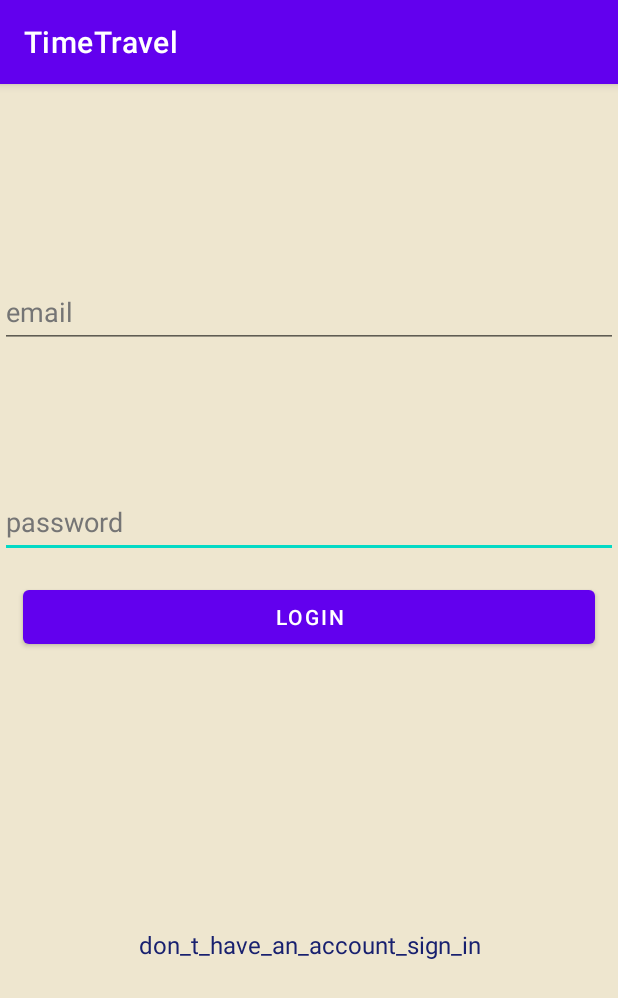
After one commit to celianpth/TimeTravel, an Android app: the LoginActivity screen opened directly, with no data from a screen before it, on a phone screen of 412 x 824 dp. The commit adds this screen. Shown: the top 998 px of the screen. Run offline under Robolectric (Android 15) with nearby library versions, the phone set to English and light mode, and no system bars; our stand-ins replace Firebase (no records; nobody signed in at launch, a user with empty details on screens opened directly).

Commit message:
ajout systeme de connexion

```diff
--- a/app/build.gradle
+++ b/app/build.gradle
@@ -1,6 +1,7 @@
 plugins {
     id 'com.android.application'
     id 'org.jetbrains.kotlin.android'
+    id 'com.google.gms.google-services'
 }
 
 android {
@@ -47,6 +48,7 @@ dependencies {
     implementation 'androidx.navigation:navigation-ui-ktx:2.6.0'
     implementation 'androidx.preference:preference:1.1.0'
     implementation 'org.osmdroid:osmdroid-android:6.1.3'
+    implementation 'com.google.firebase:firebase-auth-ktx:21.1.0'
     testImplementation 'junit:junit:4.13.2'
     androidTestImplementation 'androidx.test.ext:junit:1.1.5'
     androidTestImplementation 'androidx.test.espresso:espresso-core:3.5.1'
--- /dev/null
+++ b/app/src/main/java/com/example/timetravel/LoginActivity.kt
@@ -0,0 +1,62 @@
+package com.example.timetravel
+
+import android.content.Intent
+import androidx.appcompat.app.AppCompatActivity
+import android.os.Bundle
+import android.widget.Button
+import android.widget.EditText
+import android.widget.TextView
+import android.widget.Toast
+
+import com.google.firebase.auth.FirebaseAuth
+
+class LoginActivity : AppCompatActivity() {
+    private lateinit var tvRedirectSignUp: TextView
+    lateinit var etEmail: EditText
+    private lateinit var etPass: EditText
+    lateinit var btnLogin: Button
+
+    // Creating firebaseAuth object
+    lateinit var auth: FirebaseAuth
+
+    override fun onCreate(savedInstanceState: Bundle?) {
+        super.onCreate(savedInstanceState)
+        setContentView(R.layout.login_activity)
+
+        // View Binding
+        tvRedirectSignUp = findViewById(R.id.tvRedirectSignUp)
+        btnLogin = findViewById(R.id.btnLogin)
+        etEmail = findViewById(R.id.etEmailAddress)
+        etPass = findViewById(R.id.etPassword)
+
+        // initialising Firebase auth object
+        auth = FirebaseAuth.getInstance()
+
+        btnLogin.setOnClickListener {
+            login()
+        }
+
+        tvRedirectSignUp.setOnClickListener {
+            val intent = Intent(this, SignUpActivity::class.java)
+            startActivity(intent)
+            // using finish() to end the activity
+            finish()
+        }
+    }
+
+    private fun login() {
+        val email = etEmail.text.toString()
+        val pass = etPass.text.toString()
+        // calling signInWithEmailAndPassword(email, pass)
+        // function using Firebase auth object
+        // On successful response Display a Toast
+        auth.signInWithEmailAndPassword(email, pass).addOnCompleteListener(this) {
+            if (it.isSuccessful) {
+                Toast.makeText(this, "Successfully LoggedIn", Toast.LENGTH_SHORT).show()
+                val intent = Intent(this, MainActivity::class.java)
+                startActivity(intent)
+            } else
+                Toast.makeText(this, "Log In failed ", Toast.LENGTH_SHORT).show()
+        }
+    }
+}
--- a/app/src/main/java/com/example/timetravel/MainActivity.kt
+++ b/app/src/main/java/com/example/timetravel/MainActivity.kt
@@ -35,7 +35,7 @@ class MainActivity : AppCompatActivity() {
         // Passing each menu ID as a set of Ids because each
         // menu should be considered as top level destinations.
         val appBarConfiguration = AppBarConfiguration(setOf(
-                R.id.navigation_home, R.id.navigation_dashboard, R.id.navigation_notifications))
+            R.id.navigation_home, R.id.navigation_dashboard, R.id.navigation_notifications))
         setupActionBarWithNavController(navController, appBarConfiguration)
         navView.setupWithNavController(navController)
     }
--- a/app/src/main/java/com/example/timetravel/ui/home/HomeFragment.kt
+++ b/app/src/main/java/com/example/timetravel/ui/home/HomeFragment.kt
@@ -1,5 +1,6 @@
 package com.example.timetravel.ui.home
 
+import android.annotation.SuppressLint
 import android.os.Bundle
 import android.view.LayoutInflater
 import android.view.View
@@ -24,6 +25,7 @@ class HomeFragment : Fragment() {
     // onDestroyView.
     private val binding get() = _binding!!
     private lateinit var map: MapView
+    @SuppressLint("SuspiciousIndentation")
       override fun onCreateView(
             inflater: LayoutInflater,
             container: ViewGroup?,
--- a/app/src/main/res/layout/activity_main.xml
+++ b/app/src/main/res/layout/activity_main.xml
@@ -5,7 +5,6 @@
     android:id="@+id/container"
     android:layout_width="match_parent"
     android:layout_height="match_parent"
-    android:paddingTop="?attr/actionBarSize"
     android:background="#eee6cf">
 
     <com.google.android.material.bottomnavigation.BottomNavigationView
--- /dev/null
+++ b/app/src/main/res/layout/login_activity.xml
@@ -0,0 +1,74 @@
+<?xml version="1.0" encoding="utf-8"?>
+<androidx.constraintlayout.widget.ConstraintLayout
+    xmlns:android="http://schemas.android.com/apk/res/android"
+    xmlns:app="http://schemas.android.com/apk/res-auto"
+    xmlns:tools="http://schemas.android.com/tools"
+    android:layout_width="match_parent"
+    android:layout_height="match_parent"
+    android:background="@color/colorTimeTravel">
+
+    <LinearLayout
+        android:layout_width="0dp"
+        android:layout_height="0dp"
+        android:orientation="vertical"
+        app:layout_constraintEnd_toEndOf="parent"
+        app:layout_constraintStart_toStartOf="parent"
+        app:layout_constraintTop_toTopOf="parent">
+
+    </LinearLayout>
+
+    <TextView
+        android:id="@+id/tvRedirectSignUp"
+        android:layout_width="match_parent"
+        android:layout_height="wrap_content"
+        android:layout_margin="15dp"
+        android:layout_marginTop="96dp"
+        android:gravity="center_horizontal"
+        android:text="don_t_have_an_account_sign_in"
+        android:textColor="#18206F"
+        android:textSize="16sp"
+        app:layout_constraintBottom_toBottomOf="parent"
+        app:layout_constraintTop_toBottomOf="@+id/btnLogin"
+        tools:layout_editor_absoluteX="36dp" />
+
+    <Button
+        android:id="@+id/btnLogin"
+        android:layout_width="match_parent"
+        android:layout_height="wrap_content"
+        android:layout_margin="15dp"
+        android:layout_marginTop="76dp"
+        android:text="login"
+        app:layout_constraintEnd_toEndOf="parent"
+        app:layout_constraintHorizontal_bias="0.551"
+        app:layout_constraintStart_toStartOf="parent"
+        app:layout_constraintTop_toBottomOf="@+id/etPassword" />
+
+    <EditText
+        android:id="@+id/etPassword"
+        android:layout_width="match_parent"
+        android:layout_height="wrap_content"
+        android:layout_marginTop="92dp"
+        android:autofillHints="password"
+        android:ems="10"
+        android:hint="password"
+        android:inputType="textPassword"
+        android:minHeight="48dp"
+        android:textColorHint="#757575"
+        app:layout_constraintTop_toBottomOf="@+id/etEmailAddress"
+        tools:layout_editor_absoluteX="15dp" />
+
+    <EditText
+        android:id="@+id/etEmailAddress"
+        android:layout_width="match_parent"
+        android:layout_height="wrap_content"
+        android:layout_marginTop="128dp"
+        android:autofillHints="emailAddress"
+        android:ems="10"
+        android:hint="email"
+        android:inputType="textEmailAddress"
+        android:minHeight="48dp"
+        android:textColorHint="#757575"
+        app:layout_constraintTop_toTopOf="parent"
+        tools:layout_editor_absoluteX="15dp" />
+
+</androidx.constraintlayout.widget.ConstraintLayout>
--- a/app/src/main/res/menu/bottom_nav_menu.xml
+++ b/app/src/main/res/menu/bottom_nav_menu.xml
@@ -11,6 +11,10 @@
         android:id="@+id/navigation_dashboard"
         android:icon="@drawable/ic_dashboard_black_24dp"
         android:title="@string/title_dashboard"/>
+    <item
+        android:id="@+id/navigation_sign_up"
+        android:icon="@drawable/ic_dashboard_black_24dp"
+        android:title="@string/title_sign_up"/>
 
     <item
         android:id="@+id/navigation_notifications"
--- a/app/src/main/res/values/colors.xml
+++ b/app/src/main/res/values/colors.xml
@@ -5,6 +5,7 @@
     <color name="purple_700">#FF3700B3</color>
     <color name="teal_200">#FF03DAC5</color>
     <color name="teal_700">#FF018786</color>
-    <color name="black">#eee6cf</color>
+    <color name="colorTimeTravel">#eee6cf</color>
     <color name="white">#FFFFFFFF</color>
+    <color name="black">#000000</color>
 </resources>
--- a/app/src/main/res/values/strings.xml
+++ b/app/src/main/res/values/strings.xml
@@ -3,4 +3,7 @@
     <string name="title_home">Home</string>
     <string name="title_dashboard">Dashboard</string>
     <string name="title_notifications">Notifications</string>
+    <string name="title_sign_up">Sign Up</string>
+    <string name="already_have_an_account_login">Already Have an account ? Login</string>
+    <string name="email" />
 </resources>
--- a/build.gradle
+++ b/build.gradle
@@ -1,4 +1,8 @@
-// Top-level build file where you can add configuration options common to all sub-projects/modules.
+buildscript {
+    dependencies {
+        classpath 'com.google.gms:google-services:4.3.14'
+    }
+}// Top-level build file where you can add configuration options common to all sub-projects/modules.
 plugins {
     id 'com.android.application' version '8.0.2' apply false
     id 'com.android.library' version '8.0.2' apply false
```
Also changed, not shown: app/src/main/AndroidManifest.xml (+11 -1 lines), app/src/main/java/com/example/timetravel/SignUpActivity.kt (added, +80 -0 lines), app/src/main/res/layout/fragment_home.xml (+4 -3 lines), app/src/main/res/layout/sign_up.xml (added, +95 -0 lines), app/src/main/res/navigation/mobile_navigation.xml (+7 -0 lines), 1 other file.
